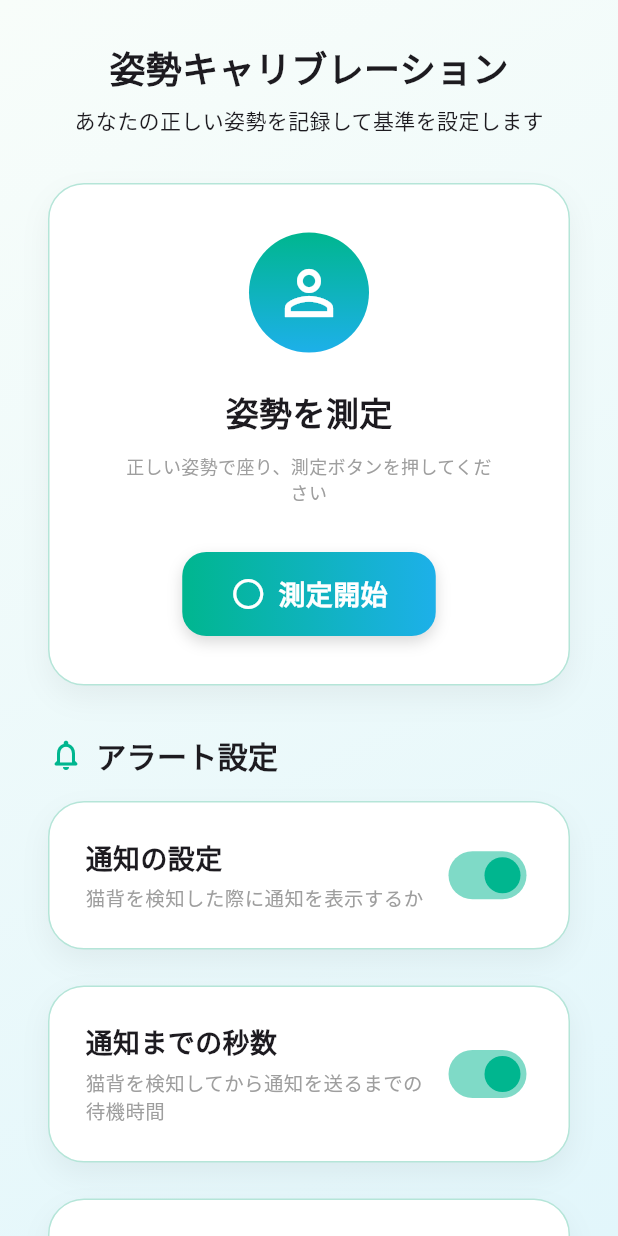
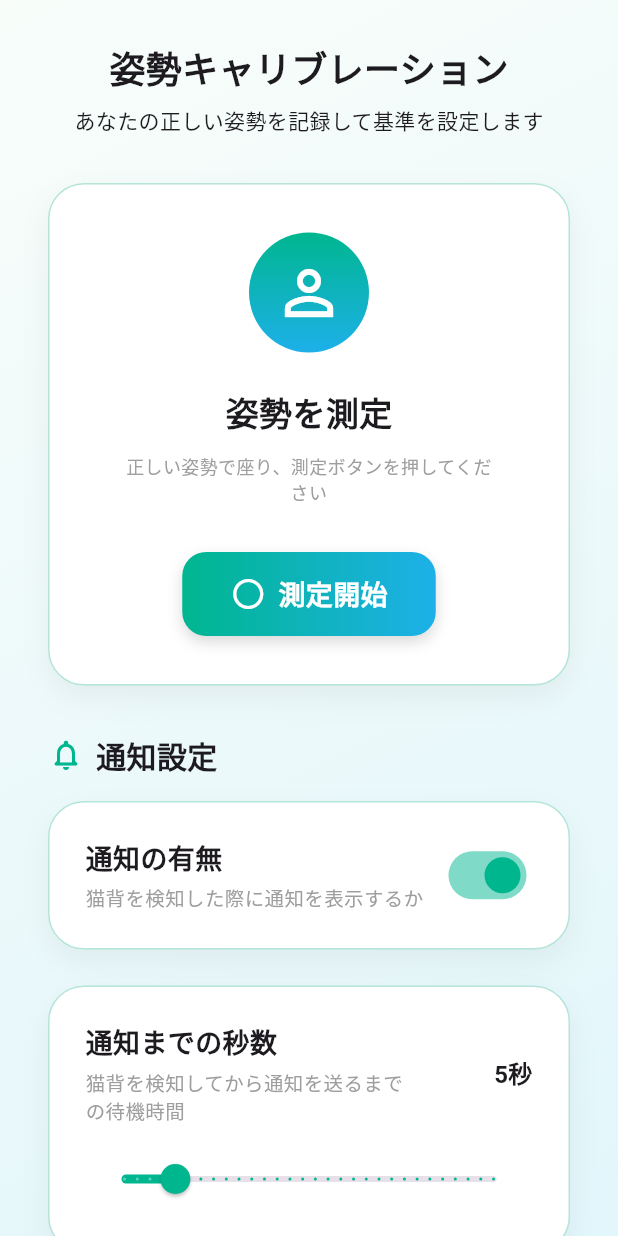
Before and after one commit to HackU-team6/frontend, a Flutter app: the SettingScreen screen opened directly with empty values, on a phone screen of 412 x 824 dp. Run offline on Flutter 3.47's test engine with Material 3 defaults, Android fonts, the phone set to English and light mode, and no system bars; our stand-ins replace flutter_local_notifications, shared_preferences; missing offline and left inert: flutter_airpods; accounts and stored records are empty.

Commit message:
Slidebarを導入

```diff
--- a/lib/screen/setting_screen.dart
+++ b/lib/screen/setting_screen.dart
@@ -15,9 +15,9 @@ class SettingScreen extends StatefulWidget {
 }
 
 class _SettingScreenState extends State<SettingScreen> {
-  bool _realtimeMonitoring = true;
-  bool _vibrationAlert = true;
-  bool _voiceGuidance = false;
+  bool _notificationEnabled = true;
+  double _delaySeconds = 5;
+  double _intervalSeconds = 180;
 
   @override
   Widget build(BuildContext context) {
@@ -46,16 +46,19 @@ class _SettingScreenState extends State<SettingScreen> {
                 const SizedBox(height: 32),
                 const _CalibrationCard(),
                 const SizedBox(height: 32),
-                _AlertSettingsSection(
-                  realtimeMonitoring: _realtimeMonitoring,
-                  vibrationAlert: _vibrationAlert,
-                  voiceGuidance: _voiceGuidance,
-                  onRealtimeChanged:
-                      (v) => setState(() => _realtimeMonitoring = v),
-                  onVibrationChanged:
-                      (v) => setState(() => _vibrationAlert = v),
-                  onVoiceChanged: (v) => setState(() => _voiceGuidance = v),
+
+                _NotificationSettingsSection(
+                  notificationEnabled: _notificationEnabled,
+                  delaySeconds: _delaySeconds,
+                  intervalSeconds: _intervalSeconds,
+                  onNotificationEnabledChanged:
+                      (v) => setState(() => _notificationEnabled = v),
+                  onDelaySecondsChanged:
+                      (v) => setState(() => _delaySeconds = v),
+                  onIntervalSecondsChanged:
+                      (v) => setState(() => _intervalSeconds = v),
                 ),
+
                 const SizedBox(height: 32),
                 const Divider(),
                 const SizedBox(height: 10),
@@ -220,22 +223,23 @@ class _GradientButton extends StatelessWidget {
   }
 }
 
-class _AlertSettingsSection extends StatelessWidget {
-  final bool realtimeMonitoring;
-  final bool vibrationAlert;
-  final bool voiceGuidance;
-  final ValueChanged<bool> onRealtimeChanged;
-  final ValueChanged<bool> onVibrationChanged;
-  final ValueChanged<bool> onVoiceChanged;
+class _NotificationSettingsSection extends StatelessWidget {
+  final bool notificationEnabled;
+  final double delaySeconds;
+  final double intervalSeconds;
 
-  const _AlertSettingsSection({
+  final ValueChanged<bool> onNotificationEnabledChanged;
+  final ValueChanged<double> onDelaySecondsChanged;
+  final ValueChanged<double> onIntervalSecondsChanged;
+
+  const _NotificationSettingsSection({
     super.key,
-    required this.realtimeMonitoring,
-    required this.vibrationAlert,
-    required this.voiceGuidance,
-    required this.onRealtimeChanged,
-    required this.onVibrationChanged,
-    required this.onVoiceChanged,
+    required this.notificationEnabled,
+    required this.delaySeconds,
+    required this.intervalSeconds,
+    required this.onNotificationEnabledChanged,
+    required this.onDelaySecondsChanged,
+    required this.onIntervalSecondsChanged,
   });
 
   @override
@@ -246,53 +250,64 @@ class _AlertSettingsSection extends StatelessWidget {
         Padding(
           padding: const EdgeInsets.symmetric(horizontal: 24.0),
           child: Row(
-            children: [
+            children: const [
               Icon(
                 Icons.notifications_none_rounded,
-                color: const Color(0xFF00B68F),
+                color: Color(0xFF00B68F),
                 size: 24,
               ),
-              const SizedBox(width: 8),
-              const Text(
-                'アラート設定',
+              SizedBox(width: 8),
+              Text(
+                '通知設定',
                 style: TextStyle(fontSize: 20, fontWeight: FontWeight.w800),
               ),
             ],
           ),
         ),
         const SizedBox(height: 16),
-        _AlertOptionCard(
-          title: '通知の設定',
+        _SwitchOptionCard(
+          title: '通知の有無',
           subtitle: '猫背を検知した際に通知を表示するか',
-          value: realtimeMonitoring,
-          onChanged: onRealtimeChanged,
+          value: notificationEnabled,
+          onChanged: onNotificationEnabledChanged,
         ),
-        const SizedBox(height: 24),
-        _AlertOptionCard(
-          title: '通知までの秒数',
-          subtitle: '猫背を検知してから通知を送るまでの待機時間',
-          value: vibrationAlert,
-          onChanged: onVibrationChanged,
-        ),
-        const SizedBox(height: 24),
-        _AlertOptionCard(
-          title: '通知間隔',
-          subtitle: '通知と次の通知の間に空ける時間',
-          value: voiceGuidance,
-          onChanged: onVoiceChanged,
-        ),
+
+        if (notificationEnabled) ...[
+          const SizedBox(height: 24),
+          _SliderOptionCard(
+            title: '通知までの秒数',
+            subtitle: '猫背を検知してから通知を送るまで\nの待機時間',
+            value: delaySeconds,
+            min: 1,
+            max: 30,
+            divisions: 29,
+            unit: '秒',
+            onChanged: onDelaySecondsChanged,
+          ),
+          const SizedBox(height: 24),
+          _SliderOptionCard(
+            title: '通知間隔',
+            subtitle: '通知と次の通知の間に空ける時間',
+            value: intervalSeconds,
+            min: 30,
+            max: 600,
+            divisions: 19,
+            unit: '秒',
+            onChanged: onIntervalSecondsChanged,
+          ),
+        ],
       ],
     );
   }
 }
 
-class _AlertOptionCard extends StatelessWidget {
+class _SwitchOptionCard extends StatelessWidget {
   final String title;
   final String subtitle;
   final bool value;
   final ValueChanged<bool> onChanged;
 
-  const _AlertOptionCard({
+  const _SwitchOptionCard({
     super.key,
     required this.title,
     required this.subtitle,
@@ -348,3 +363,91 @@ class _AlertOptionCard extends StatelessWidget {
     );
   }
 }
+
+class _SliderOptionCard extends StatelessWidget {
+  final String title;
+  final String subtitle;
+  final double value;
+  final double min;
+  final double max;
+  final int divisions;
+  final String unit;
+  final ValueChanged<double> onChanged;
+
+  const _SliderOptionCard({
+    super.key,
+    required this.title,
+    required this.subtitle,
+    required this.value,
+    required this.min,
+    required this.max,
+    required this.divisions,
+    required this.unit,
+    required this.onChanged,
+  });
+
+  @override
+  Widget build(BuildContext context) {
+    return Container(
+      margin: const EdgeInsets.symmetric(horizontal: 24),
+      padding: const EdgeInsets.symmetric(vertical: 24, horizontal: 24),
+      decoration: BoxDecoration(
+        borderRadius: BorderRadius.circular(24),
+        border: Border.all(color: const Color(0xFFB5E5D8), width: 1),
+        color: Colors.white,
+        boxShadow: [
+          BoxShadow(
+            color: Colors.black12.withOpacity(0.05),
+            blurRadius: 16,
+            offset: const Offset(0, 8),
+          ),
+        ],
+      ),
+      child: Column(
+        crossAxisAlignment: CrossAxisAlignment.start,
+        children: [
+          Row(
+            children: [
+              Expanded(
+                child: Column(
+                  crossAxisAlignment: CrossAxisAlignment.start,
+                  children: [
+                    Text(
+                      title,
+                      style: const TextStyle(
+                        fontSize: 18,
+                        fontWeight: FontWeight.w700,
+                      ),
+                    ),
+                    const SizedBox(height: 4),
+                    Text(
+                      subtitle,
+                      style: const TextStyle(fontSize: 13, color: Colors.grey),
+                    ),
+                  ],
+                ),
+              ),
+              Text(
+                '${value.round()}$unit',
+                style: const TextStyle(
+                  fontSize: 16,
+                  fontWeight: FontWeight.bold,
+                ),
+              ),
+            ],
+          ),
+          const SizedBox(height: 12),
+          Slider(
+            value: value,
+            min: min,
+            max: max,
+            divisions: divisions,
+            label: '${value.round()}$unit',
+            activeColor: const Color(0xFF00B68F),
+            onChanged: onChanged,
+          ),
+        ],
+      ),
+    );
+  }
+}
```
